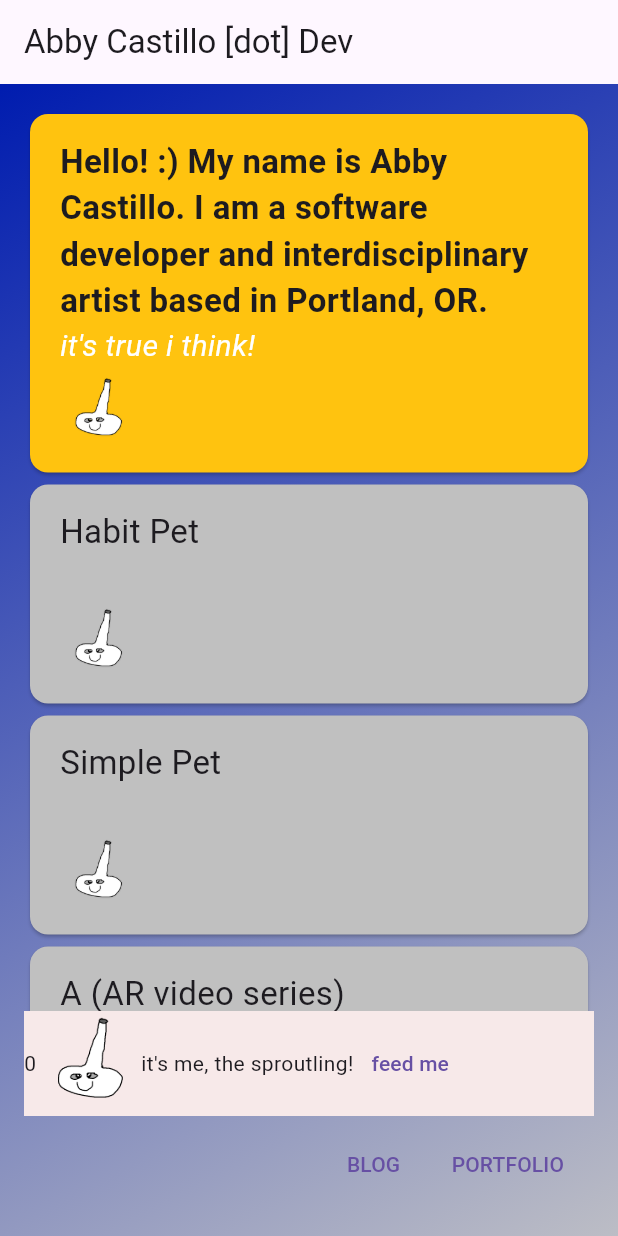
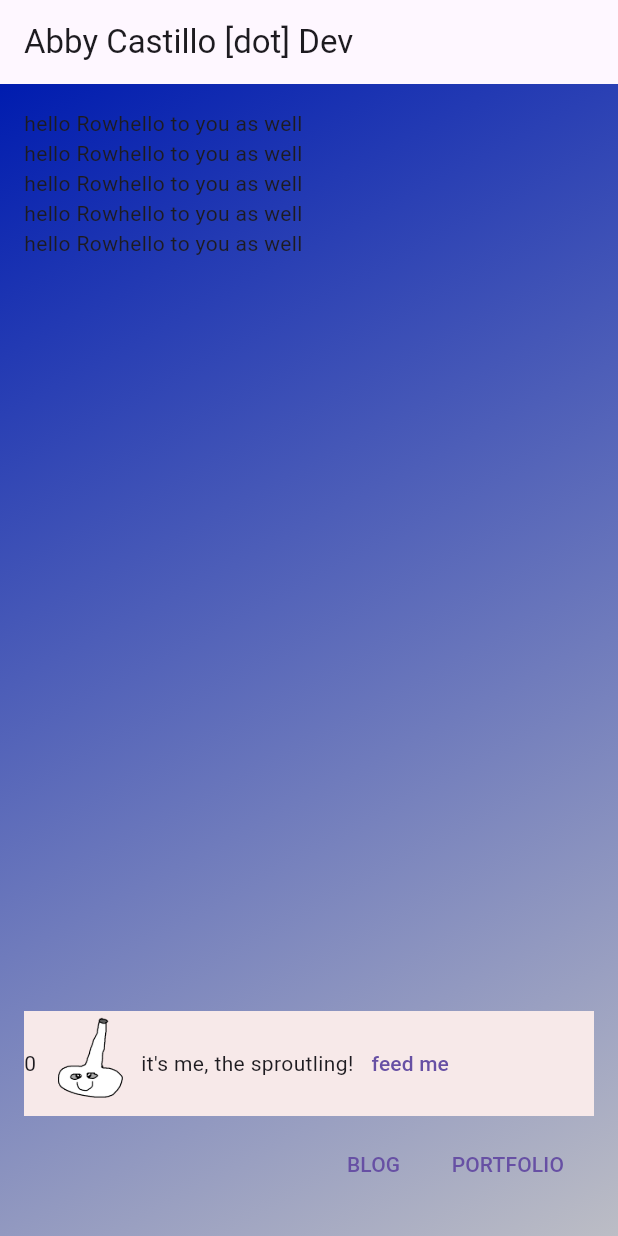
Before and after one commit to abbymachines/flutter-dev-portfolio, a Flutter app: the screen it shows after launch, on a phone screen of 412 x 824 dp. Run offline on Flutter 3.47's test engine with Material 2 defaults, Android fonts, the phone set to English and light mode, and no system bars; our stand-ins replace flutter_markdown.

Commit message:
implement basic row inside of Item Inkwell widget

```diff
--- a/lib/widgets/items/item.dart
+++ b/lib/widgets/items/item.dart
@@ -33,46 +33,48 @@ class _ItemState extends State<Item> {
   @override
   Widget build(BuildContext context) {
     return InkWell(
-      onTap: toggleExpanded,
-      child: Card(
-        color: widget.item.color,
-        child: Padding(
-          padding: const EdgeInsets.symmetric(horizontal: 20, vertical: 16),
-          child: Column(
-            crossAxisAlignment: CrossAxisAlignment.start,
-            mainAxisSize: MainAxisSize.min,
-            children: [
-              Text(
-                widget.item.label,
-                style: widget.item.style,
-                textAlign: TextAlign.left,
-              ),
-              Text(
-                widget.item.mainText,
-                style: const TextStyle(
-                    fontSize: 20,
-                    fontStyle: FontStyle.italic,
-                    color: Colors.white),
-              ),
-              const SizedBox(height: 4),
-              Row(
-                children: [
-                  Flexible(
-                    fit: FlexFit.loose,
-                    child: MarkdownBody(data: _expandedContent),
-                  ),
-                  const Spacer(),
-                ],
-              ),
-              Image.asset(
-                Images.sproutling,
-                width: 50,
-                height: 50,
-              ),
-            ],
-          ),
-        ),
-      ),
-    );
+        onTap: toggleExpanded,
+        // child: Card(
+        //   color: widget.item.color,
+        //   child: Padding(
+        //     padding: const EdgeInsets.symmetric(horizontal: 20, vertical: 16),
+        //     child: Column(
+        //       crossAxisAlignment: CrossAxisAlignment.start,
+        //       mainAxisSize: MainAxisSize.min,
+        //       children: [
+        //         Text(
+        //           widget.item.label,
+        //           style: widget.item.style,
+        //           textAlign: TextAlign.left,
+        //         ),
+        //         Text(
+        //           widget.item.mainText,
+        //           style: const TextStyle(
+        //               fontSize: 20,
+        //               fontStyle: FontStyle.italic,
+        //               color: Colors.white),
+        //         ),
+        //         const SizedBox(height: 4),
+        //         Row(
+        //           children: [
+        //             Flexible(
+        //               fit: FlexFit.loose,
+        //               child: MarkdownBody(data: _expandedContent),
+        //             ),
+        //             const Spacer(),
+        //           ],
+        //         ),
+        //         Image.asset(
+        //           Images.sproutling,
+        //           width: 50,
+        //           height: 50,
+        //         ),
+        //       ],
+        //     ),
+        //   ),
+        // ),
+        child: Row(
+          children: [Text('hello Row'), Text('hello to you as well')],
+        ));
   }
 }
```
